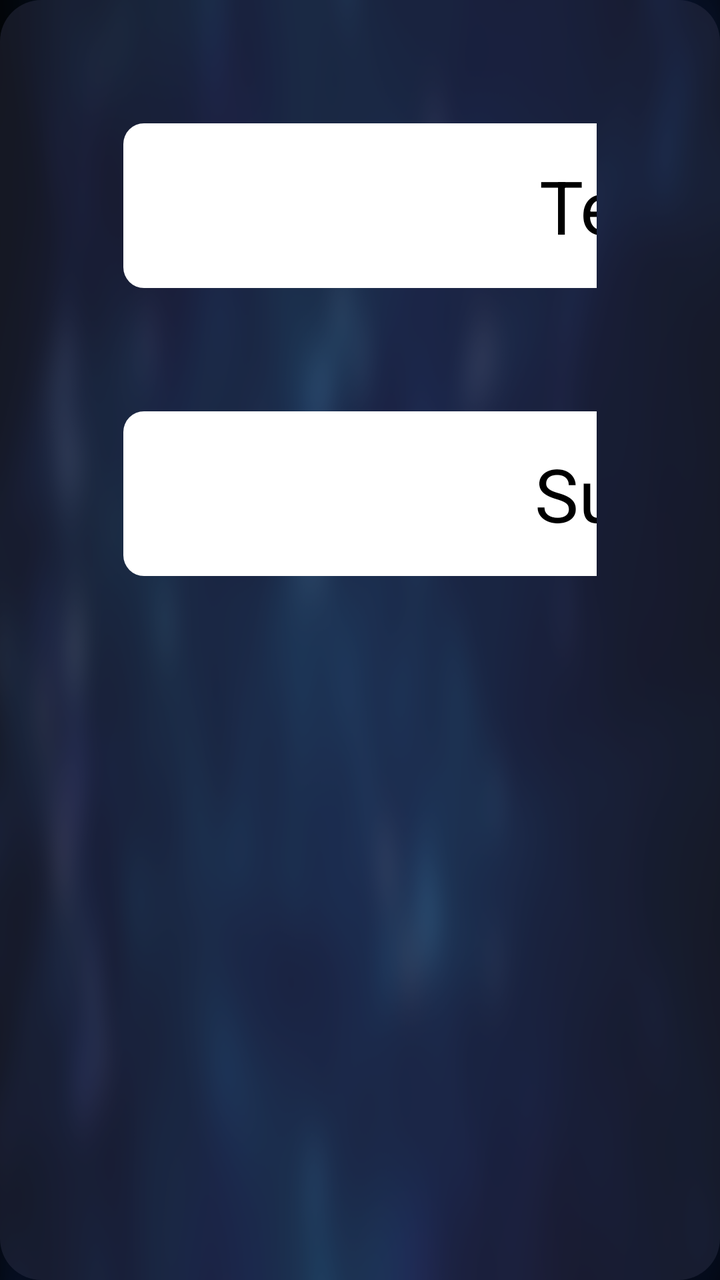
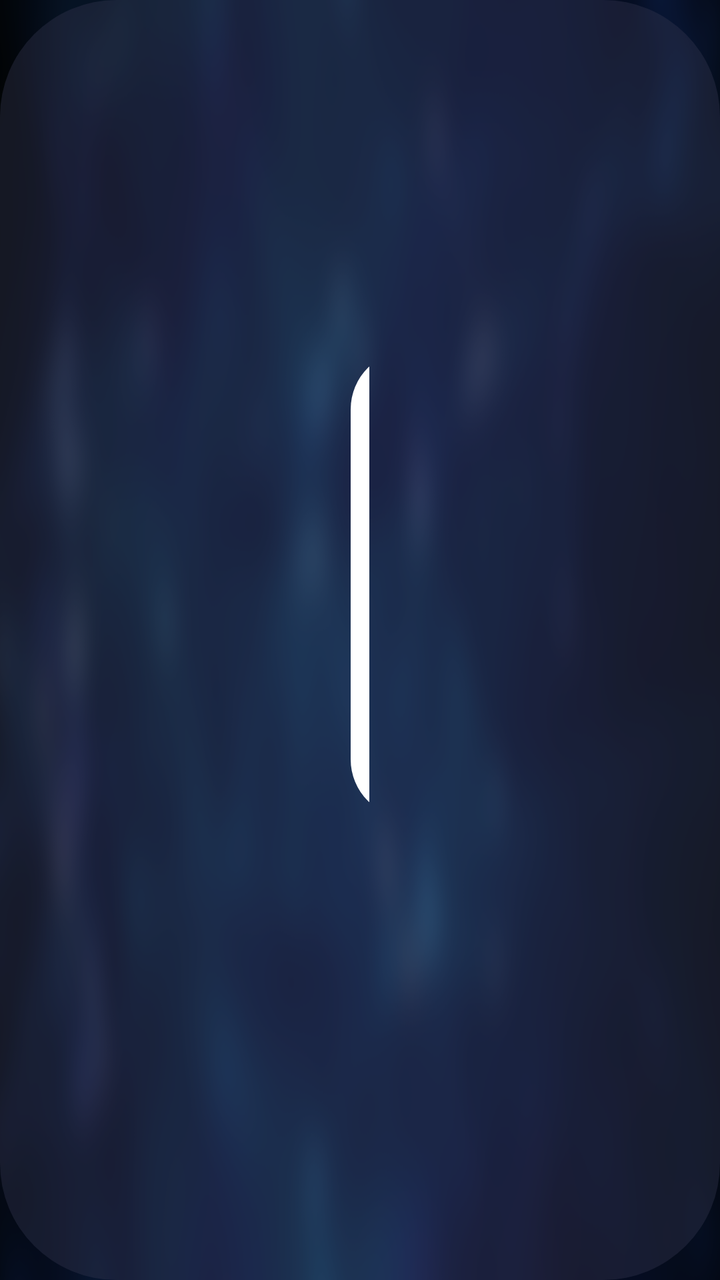

The first picture is an Android layout as it rendered before a commit; the second is the same layout after the commit. The layout source and the unified diff follow.
<!-- AndroidManifest.xml: application theme AppTheme.NoActionBar -->
<!-- res/layout/dialog_change_render.xml -->
<?xml version="1.0" encoding="utf-8"?>
<LinearLayout xmlns:android="http://schemas.android.com/apk/res/android"
    android:layout_width="wrap_content"
    android:layout_height="wrap_content"
    android:layout_gravity="center"
    android:background="@drawable/model_dialog_bg"
    android:orientation="vertical"
    android:padding="30pt">

    <TextView
        android:id="@+id/tvTextureView"
        android:layout_width="300pt"
        android:layout_height="40pt"
        android:background="@drawable/splash_focus"
        android:focusable="true"
        android:focusableInTouchMode="true"
        android:gravity="center"
        android:text="TextureView"
        android:textColor="@android:color/black"
        android:textSize="18pt" />

    <TextView
        android:id="@+id/tvSurfaceView"
        android:layout_width="300pt"
        android:layout_height="40pt"
        android:layout_marginTop="30pt"
        android:background="@drawable/splash_focus"
        android:focusable="true"
        android:focusableInTouchMode="true"
        android:gravity="center"
        android:text="SurfaceView"
        android:textColor="@android:color/black"
        android:textSize="18pt" />

</LinearLayout>
<!-- resources referenced by this layout -->
<resources>
  <!-- drawable model_dialog_bg (drawable) -->
  <?xml version="1.0" encoding="utf-8"?>
  <shape xmlns:android="http://schemas.android.com/apk/res/android">
      <corners android:radius="10pt"/>
      <solid android:color="@color/color_6632364E"/>
  </shape>
  <!-- drawable splash_focus (drawable) -->
  <?xml version="1.0" encoding="utf-8"?>
  <selector xmlns:android="http://schemas.android.com/apk/res/android">
      <item android:state_focused="true">
          <shape>
              <corners android:radius="5pt" />
              <solid android:color="@android:color/white" />
              <stroke android:width="2pt" android:color="@color/color_FF5F00" />
          </shape>
      </item>
      <item android:state_focused="false">
          <shape>
              <corners android:radius="5pt" />
              <solid android:color="@android:color/white" />
          </shape>
      </item>
  </selector>
  <style name="AppTheme.NoActionBar">
          <item name="android:windowActionBar">false</item>
          <item name="android:windowNoTitle">true</item>
          <item name="windowActionBar">false</item>
          <item name="android:windowFullscreen">true</item>//全屏即无通知栏
          <item name="android:windowContentOverlay">@null</item>//是否有遮盖
          <item name="windowNoTitle">true</item>
          <item name="android:keepScreenOn">true</item>
          
          <item name="android:windowBackground">@drawable/vod_thumb</item>
      </style>
  <color name="color_6632364E">#6632364E</color>
  <color name="color_FF5F00">#FF5F00</color>
  <!-- drawable vod_thumb: png bitmap (drawable-xhdpi, 198620 bytes) -->
</resources>

<!-- the commit's change to res/layout/dialog_change_render.xml (unified diff, before → after) -->
@@ -5,31 +5,31 @@
     android:layout_gravity="center"
     android:background="@drawable/model_dialog_bg"
     android:orientation="vertical"
-    android:padding="30pt">
+    android:padding="30mm">
 
     <TextView
         android:id="@+id/tvTextureView"
-        android:layout_width="300pt"
-        android:layout_height="40pt"
+        android:layout_width="300mm"
+        android:layout_height="40mm"
         android:background="@drawable/splash_focus"
         android:focusable="true"
         android:focusableInTouchMode="true"
         android:gravity="center"
         android:text="TextureView"
         android:textColor="@android:color/black"
-        android:textSize="18pt" />
+        android:textSize="18mm" />
 
     <TextView
         android:id="@+id/tvSurfaceView"
-        android:layout_width="300pt"
-        android:layout_height="40pt"
-        android:layout_marginTop="30pt"
+        android:layout_width="300mm"
+        android:layout_height="40mm"
+        android:layout_marginTop="30mm"
         android:background="@drawable/splash_focus"
         android:focusable="true"
         android:focusableInTouchMode="true"
         android:gravity="center"
         android:text="SurfaceView"
         android:textColor="@android:color/black"
-        android:textSize="18pt" />
+        android:textSize="18mm" />
 
 </LinearLayout>
<!-- resource entries referenced after the edit -->
@@ -3,7 +3,7 @@
   <!-- drawable model_dialog_bg (drawable) -->
   <?xml version="1.0" encoding="utf-8"?>
   <shape xmlns:android="http://schemas.android.com/apk/res/android">
-      <corners android:radius="10pt"/>
+      <corners android:radius="10mm"/>
       <solid android:color="@color/color_6632364E"/>
   </shape>
   <!-- drawable splash_focus (drawable) -->
@@ -11,14 +11,14 @@
   <selector xmlns:android="http://schemas.android.com/apk/res/android">
       <item android:state_focused="true">
           <shape>
-              <corners android:radius="5pt" />
+              <corners android:radius="5mm" />
               <solid android:color="@android:color/white" />
-              <stroke android:width="2pt" android:color="@color/color_FF5F00" />
+              <stroke android:width="2mm" android:color="@color/color_FF5F00" />
           </shape>
       </item>
       <item android:state_focused="false">
           <shape>
-              <corners android:radius="5pt" />
+              <corners android:radius="5mm" />
               <solid android:color="@android:color/white" />
           </shape>
       </item>
